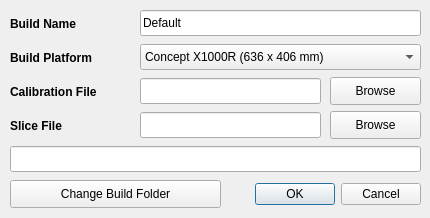
First picture: the form in gui/dialogNewBuild.ui, repository Spinarakk/defectmonitor, before the edit.
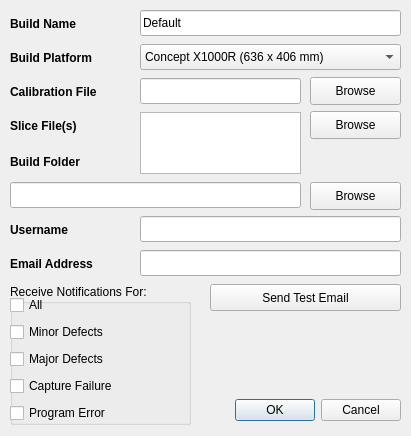
Second picture: the form after the edit. Icons and pictures are not drawn.

```diff
--- a/gui/dialogNewBuild.ui
+++ b/gui/dialogNewBuild.ui
@@ -9,22 +9,10 @@
    <rect>
     <x>0</x>
     <y>0</y>
-    <width>430</width>
-    <height>218</height>
+    <width>411</width>
+    <height>436</height>
    </rect>
   </property>
-  <property name="minimumSize">
-   <size>
-    <width>430</width>
-    <height>218</height>
-   </size>
-  </property>
-  <property name="maximumSize">
-   <size>
-    <width>430</width>
-    <height>218</height>
-   </size>
-  </property>
   <property name="windowTitle">
    <string>New Build</string>
   </property>
@@ -40,7 +28,7 @@
     <rect>
      <x>140</x>
      <y>10</y>
-     <width>281</width>
+     <width>261</width>
      <height>26</height>
     </rect>
    </property>
@@ -56,7 +44,7 @@
     <rect>
      <x>140</x>
      <y>44</y>
-     <width>281</width>
+     <width>261</width>
      <height>26</height>
     </rect>
    </property>
@@ -102,9 +90,9 @@
   <widget class="QPushButton" name="buttonChangeBF">
    <property name="geometry">
     <rect>
-     <x>10</x>
-     <y>180</y>
-     <width>211</width>
+     <x>310</x>
+     <y>182</y>
+     <width>91</width>
      <height>28</height>
     </rect>
    </property>
@@ -112,7 +100,7 @@
     <string>Change where the captured images for the current build will be stored.</string>
    </property>
    <property name="text">
-    <string>Change Build Folder</string>
+    <string>Browse</string>
    </property>
   </widget>
   <widget class="QLabel" name="labelBuildName">
@@ -141,15 +129,12 @@
    </property>
    <property name="geometry">
     <rect>
-     <x>230</x>
-     <y>180</y>
+     <x>210</x>
+     <y>395</y>
      <width>191</width>
-     <height>28</height>
+     <height>31</height>
     </rect>
    </property>
-   <property name="orientation">
-    <enum>Qt::Horizontal</enum>
-   </property>
    <property name="standardButtons">
     <set>QDialogButtonBox::Cancel|QDialogButtonBox::Ok</set>
    </property>
@@ -191,7 +176,7 @@
     </font>
    </property>
    <property name="text">
-    <string>Slice File</string>
+    <string>Slice File(s)</string>
    </property>
   </widget>
   <widget class="QLineEdit" name="lineCalibrationFile">
@@ -199,20 +184,7 @@
     <rect>
      <x>140</x>
      <y>78</y>
-     <width>181</width>
-     <height>26</height>
-    </rect>
-   </property>
-   <property name="readOnly">
-    <bool>true</bool>
-   </property>
-  </widget>
-  <widget class="QLineEdit" name="lineSliceFile">
-   <property name="geometry">
-    <rect>
-     <x>140</x>
-     <y>112</y>
-     <width>181</width>
+     <width>161</width>
      <height>26</height>
     </rect>
    </property>
@@ -223,7 +195,7 @@
   <widget class="QPushButton" name="buttonBrowseCF">
    <property name="geometry">
     <rect>
-     <x>330</x>
+     <x>310</x>
      <y>77</y>
      <width>91</width>
      <height>28</height>
@@ -242,7 +214,7 @@
   <widget class="QPushButton" name="buttonBrowseSF">
    <property name="geometry">
     <rect>
-     <x>330</x>
+     <x>310</x>
      <y>111</y>
      <width>91</width>
      <height>28</height>
@@ -262,8 +234,8 @@
    <property name="geometry">
     <rect>
      <x>10</x>
-     <y>146</y>
-     <width>411</width>
+     <y>182</y>
+     <width>291</width>
      <height>26</height>
     </rect>
    </property>
@@ -271,6 +243,186 @@
     <bool>true</bool>
    </property>
   </widget>
+  <widget class="QListWidget" name="listSliceFiles">
+   <property name="geometry">
+    <rect>
+     <x>140</x>
+     <y>112</y>
+     <width>161</width>
+     <height>62</height>
+    </rect>
+   </property>
+   <property name="font">
+    <font>
+     <pointsize>8</pointsize>
+    </font>
+   </property>
+  </widget>
+  <widget class="QLabel" name="labelBuildFolder">
+   <property name="geometry">
+    <rect>
+     <x>10</x>
+     <y>148</y>
+     <width>121</width>
+     <height>28</height>
+    </rect>
+   </property>
+   <property name="font">
+    <font>
+     <pointsize>9</pointsize>
+     <weight>75</weight>
+     <bold>true</bold>
+    </font>
+   </property>
+   <property name="text">
+    <string>Build Folder</string>
+   </property>
+  </widget>
+  <widget class="QLabel" name="labelUsername">
+   <property name="geometry">
+    <rect>
+     <x>10</x>
+     <y>216</y>
+     <width>121</width>
+     <height>28</height>
+    </rect>
+   </property>
+   <property name="font">
+    <font>
+     <pointsize>9</pointsize>
+     <weight>75</weight>
+     <bold>true</bold>
+    </font>
+   </property>
+   <property name="text">
+    <string>Username</string>
+   </property>
+  </widget>
+  <widget class="QLineEdit" name="lineUsername">
+   <property name="geometry">
+    <rect>
+     <x>140</x>
+     <y>216</y>
+     <width>261</width>
+     <height>26</height>
+    </rect>
+   </property>
+   <property name="text">
+    <string/>
+   </property>
+   <property name="maxLength">
+    <number>52</number>
+   </property>
+  </widget>
+  <widget class="QGroupBox" name="groupNotifications">
+   <property name="geometry">
+    <rect>
+     <x>10</x>
+     <y>284</y>
+     <width>181</width>
+     <height>141</height>
+    </rect>
+   </property>
+   <property name="title">
+    <string>Receive Notifications For:</string>
+   </property>
+   <widget class="QWidget" name="layoutWidget">
+    <property name="geometry">
+     <rect>
+      <x>0</x>
+      <y>10</y>
+      <width>151</width>
+      <height>130</height>
+     </rect>
+    </property>
+    <layout class="QVBoxLayout" name="verticalLayout">
+     <item>
+      <widget class="QCheckBox" name="checkAll">
+       <property name="text">
+        <string>All</string>
+       </property>
+      </widget>
+     </item>
+     <item>
+      <widget class="QCheckBox" name="checkMinor">
+       <property name="text">
+        <string>Minor Defects</string>
+       </property>
+      </widget>
+     </item>
+     <item>
+      <widget class="QCheckBox" name="checkMajor">
+       <property name="text">
+        <string>Major Defects</string>
+       </property>
+      </widget>
+     </item>
+     <item>
+      <widget class="QCheckBox" name="checkFailure">
+       <property name="text">
+        <string>Capture Failure</string>
+       </property>
+      </widget>
+     </item>
+     <item>
+      <widget class="QCheckBox" name="checkError">
+       <property name="text">
+        <string>Program Error</string>
+       </property>
+      </widget>
+     </item>
+    </layout>
+   </widget>
+  </widget>
+  <widget class="QLabel" name="labelEmailAddress">
+   <property name="geometry">
+    <rect>
+     <x>10</x>
+     <y>250</y>
+     <width>121</width>
+     <height>28</height>
+    </rect>
+   </property>
+   <property name="font">
+    <font>
+     <pointsize>9</pointsize>
+     <weight>75</weight>
+     <bold>true</bold>
+    </font>
+   </property>
+   <property name="text">
+    <string>Email Address</string>
+   </property>
+  </widget>
+  <widget class="QLineEdit" name="lineEmailAddress">
+   <property name="geometry">
+    <rect>
+     <x>140</x>
+     <y>250</y>
+     <width>261</width>
+     <height>26</height>
+    </rect>
+   </property>
+   <property name="text">
+    <string/>
+   </property>
+   <property name="maxLength">
+    <number>52</number>
+   </property>
+  </widget>
+  <widget class="QPushButton" name="buttonSendTestEmail">
+   <property name="geometry">
+    <rect>
+     <x>210</x>
+     <y>284</y>
+     <width>191</width>
+     <height>27</height>
+    </rect>
+   </property>
+   <property name="text">
+    <string>Send Test Email</string>
+   </property>
+  </widget>
  </widget>
  <resources>
   <include location="icons.qrc"/>
```
Left out of the diff: 2 changed lines with no effect on the pictures.
